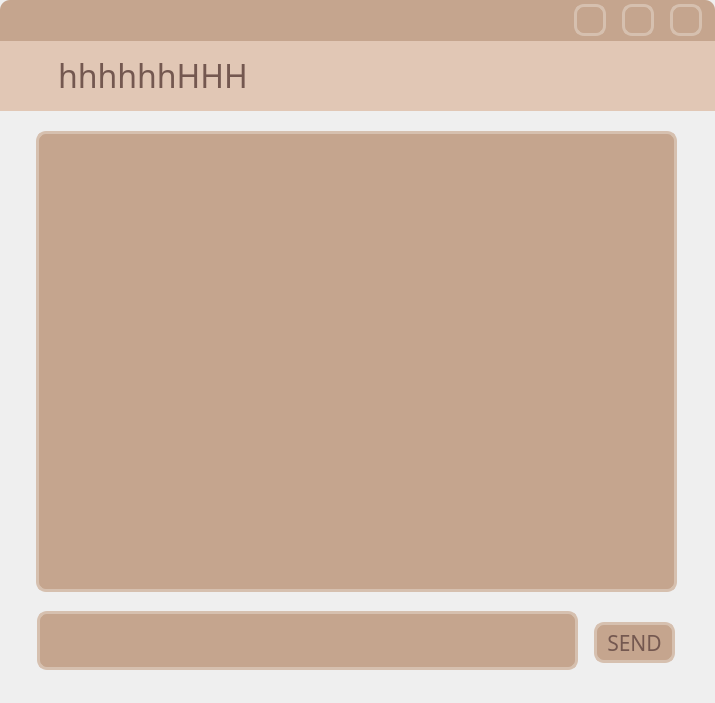
First picture: the form in ClientApp/chatwidget.ui, repository hyeonjeong1234/qt-chat-project, before the edit.
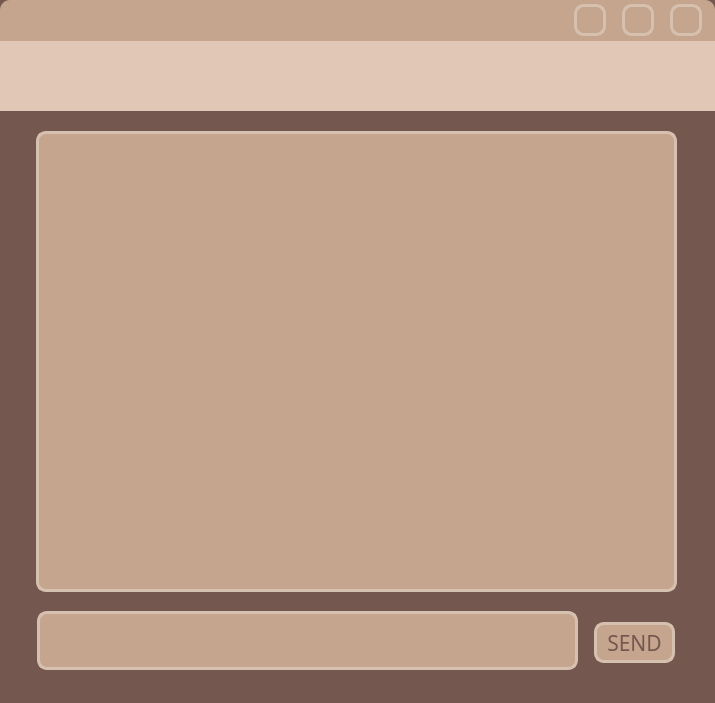
Second picture: the form after the edit.

Diff of the .ui file:
```diff
--- a/ClientApp/chatwidget.ui
+++ b/ClientApp/chatwidget.ui
@@ -22,7 +22,7 @@
    <string>Form</string>
   </property>
   <property name="styleSheet">
-   <string notr="true"/>
+   <string notr="true">background-color: rgb(116, 88, 80);</string>
   </property>
   <widget class="QPushButton" name="pushButton">
    <property name="geometry">
@@ -221,7 +221,7 @@
 padding-left: 50px; padding-right: 50px;</string>
    </property>
    <property name="text">
-    <string>hhhhhhHHH</string>
+    <string/>
    </property>
    <property name="alignment">
     <set>Qt::AlignLeading|Qt::AlignLeft|Qt::AlignVCenter</set>
```
